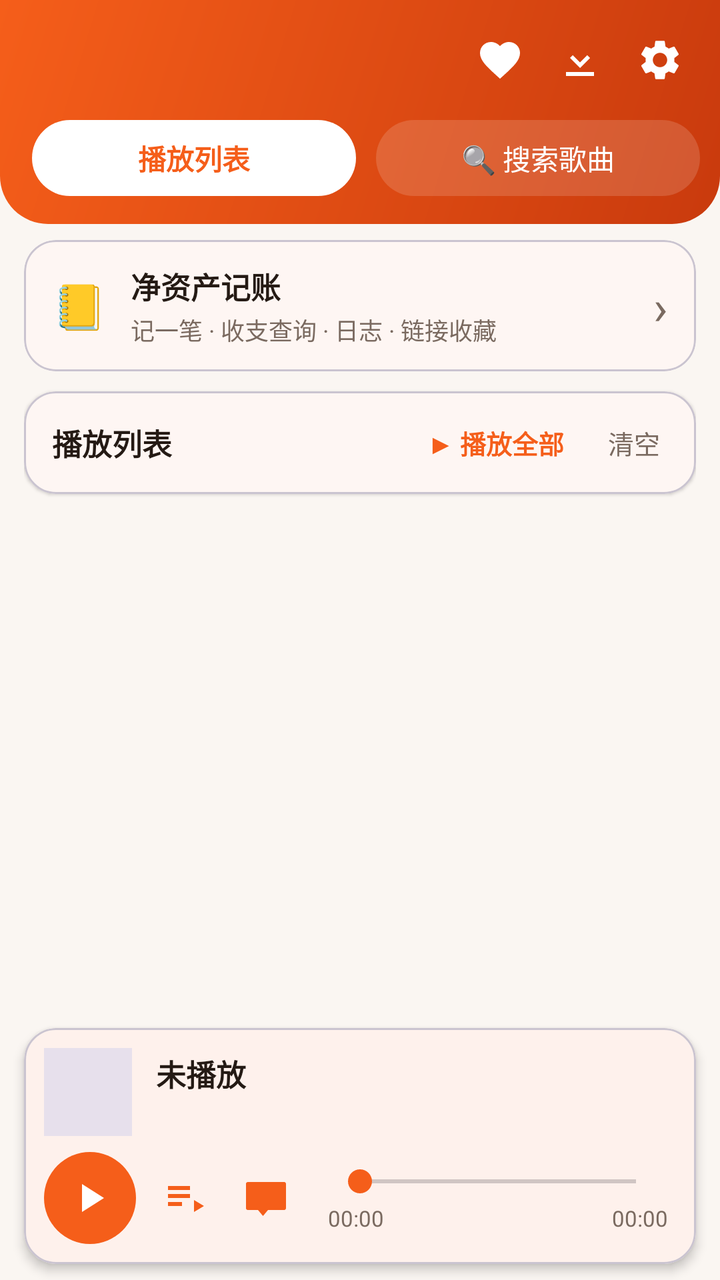
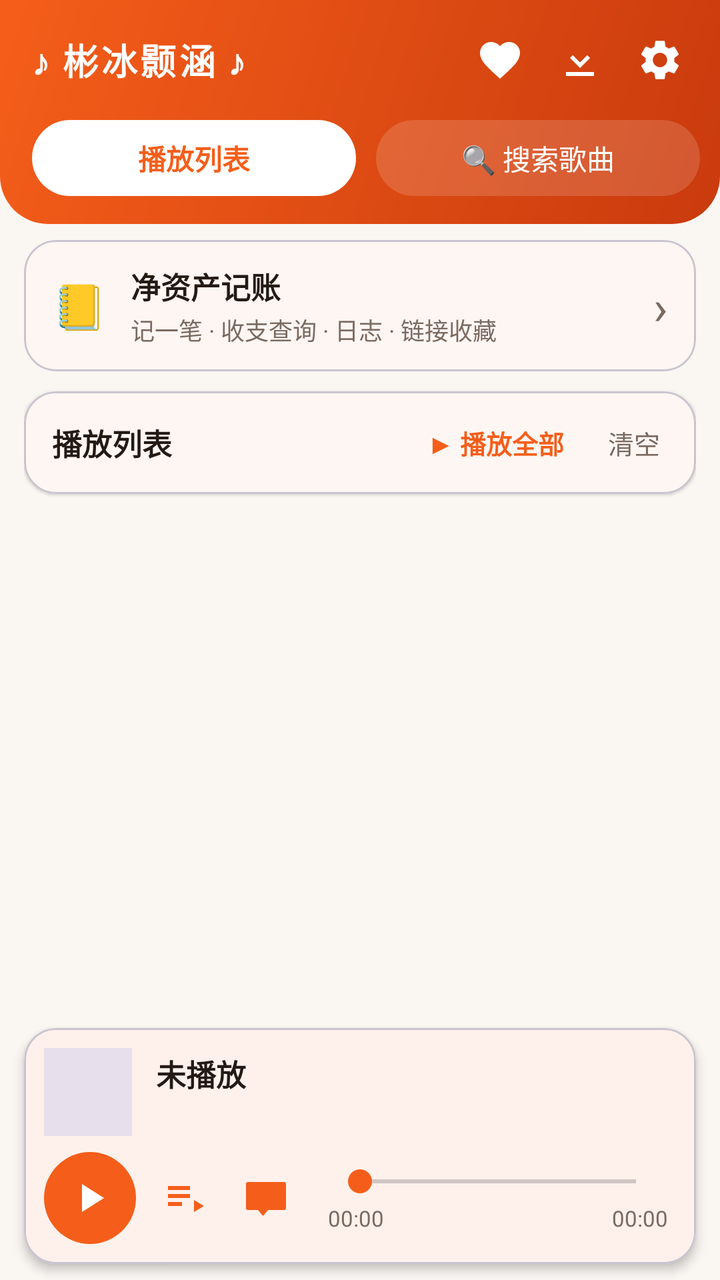

Before-and-after screenshots of an Android layout around one commit, followed by the original layout XML and the change that was made.
<!-- AndroidManifest.xml: application theme AppTheme -->
<!-- res/layout/activity_main.xml -->
<?xml version="1.0" encoding="utf-8"?>
<LinearLayout xmlns:android="http://schemas.android.com/apk/res/android"
    xmlns:app="http://schemas.android.com/apk/res-auto"
    android:layout_width="match_parent"
    android:layout_height="match_parent"
    android:orientation="vertical">

    
    <LinearLayout
        android:layout_width="match_parent"
        android:layout_height="wrap_content"
        android:orientation="vertical"
        android:background="@drawable/bg_header_gradient"
        android:paddingStart="16dp"
        android:paddingEnd="10dp"
        android:paddingTop="10dp"
        android:paddingBottom="14dp">

        
        <LinearLayout
            android:layout_width="match_parent"
            android:layout_height="wrap_content"
            android:orientation="horizontal"
            android:gravity="center_vertical">
            <ImageView
                android:layout_width="28dp"
                android:layout_height="28dp"
                android:src="@mipmap/ic_launcher"
                android:contentDescription="GD音乐"/>
            <View
                android:layout_width="0dp"
                android:layout_height="1dp"
                android:layout_weight="1"/>
            <ImageButton
                android:id="@+id/openFavorites"
                android:layout_width="40dp"
                android:layout_height="40dp"
                android:background="?attr/selectableItemBackgroundBorderless"
                android:src="@drawable/ic_favorite"
                android:tint="@color/on_primary"
                android:scaleType="centerInside"
                android:contentDescription="收藏"/>
            <ImageButton
                android:id="@+id/openDownloads"
                android:layout_width="40dp"
                android:layout_height="40dp"
                android:background="?attr/selectableItemBackgroundBorderless"
                android:src="@drawable/ic_download"
                android:tint="@color/on_primary"
                android:scaleType="centerInside"
                android:contentDescription="已下载"/>
            <ImageButton
                android:id="@+id/openSettings"
                android:layout_width="40dp"
                android:layout_height="40dp"
                android:background="?attr/selectableItemBackgroundBorderless"
                android:src="@drawable/ic_settings"
                android:tint="@color/on_primary"
                android:scaleType="centerInside"
                android:contentDescription="设置"/>
        </LinearLayout>

        
        <LinearLayout
            android:layout_width="match_parent"
            android:layout_height="wrap_content"
            android:orientation="horizontal"
            android:gravity="center_vertical"
            android:paddingTop="10dp">
            <TextView
                android:id="@+id/tabPlaylist"
                android:layout_width="0dp"
                android:layout_height="38dp"
                android:layout_weight="1"
                android:gravity="center"
                android:text="播放列表"
                android:textSize="14sp"
                android:textStyle="bold"
                android:background="@drawable/bg_pill_white"
                android:textColor="@color/primary"/>
            <TextView
                android:id="@+id/tabSearch"
                android:layout_width="0dp"
                android:layout_height="38dp"
                android:layout_marginStart="10dp"
                android:layout_weight="1"
                android:gravity="center"
                android:text="🔍 搜索歌曲"
                android:textSize="14sp"
                android:background="@drawable/bg_pill_glass"
                android:textColor="@color/on_primary"/>
        </LinearLayout>
    </LinearLayout>

    
    <FrameLayout
        android:layout_width="match_parent"
        android:layout_height="0dp"
        android:layout_weight="1"
        android:paddingTop="8dp">

        
        <LinearLayout
            android:id="@+id/playlistPanel"
            android:layout_width="match_parent"
            android:layout_height="match_parent"
            android:orientation="vertical"
            android:paddingStart="12dp"
            android:paddingEnd="12dp">

            
            <com.google.android.material.card.MaterialCardView
                android:id="@+id/openNetAsset"
                android:layout_width="match_parent"
                android:layout_height="wrap_content"
                app:cardCornerRadius="16dp"
                app:cardElevation="1dp"
                app:cardBackgroundColor="?attr/colorSurface"
                android:layout_marginBottom="10dp">
                <LinearLayout
                    android:layout_width="match_parent"
                    android:layout_height="wrap_content"
                    android:orientation="horizontal"
                    android:gravity="center_vertical"
                    android:paddingStart="14dp"
                    android:paddingEnd="14dp"
                    android:paddingTop="12dp"
                    android:paddingBottom="12dp">
                    <TextView
                        android:layout_width="wrap_content"
                        android:layout_height="wrap_content"
                        android:text="📒"
                        android:textSize="22sp"/>
                    <LinearLayout
                        android:layout_width="0dp"
                        android:layout_height="wrap_content"
                        android:layout_weight="1"
                        android:orientation="vertical"
                        android:paddingStart="12dp">
                        <TextView
                            android:layout_width="wrap_content"
                            android:layout_height="wrap_content"
                            android:text="净资产记账"
                            android:textSize="15sp"
                            android:textStyle="bold"
                            android:textColor="?attr/colorOnSurface"/>
                        <TextView
                            android:layout_width="wrap_content"
                            android:layout_height="wrap_content"
                            android:text="记一笔 · 收支查询 · 日志 · 链接收藏"
                            android:textSize="12sp"
                            android:textColor="?attr/colorOnSurfaceVariant"
                            android:paddingTop="2dp"/>
                    </LinearLayout>
                    <TextView
                        android:layout_width="wrap_content"
                        android:layout_height="wrap_content"
                        android:text="›"
                        android:textSize="24sp"
                        android:textColor="?attr/colorOnSurfaceVariant"/>
                </LinearLayout>
            </com.google.android.material.card.MaterialCardView>

            <com.google.android.material.card.MaterialCardView
                android:layout_width="match_parent"
                android:layout_height="wrap_content"
                app:cardCornerRadius="16dp"
                app:cardElevation="1dp"
                app:cardBackgroundColor="?attr/colorSurface"
                android:layout_marginBottom="10dp">
                <LinearLayout
                    android:layout_width="match_parent"
                    android:layout_height="wrap_content"
                    android:orientation="horizontal"
                    android:gravity="center_vertical"
                    android:paddingStart="14dp"
                    android:paddingEnd="8dp"
                    android:paddingTop="10dp"
                    android:paddingBottom="10dp">
                    <TextView
                        android:id="@+id/queueCount"
                        android:layout_width="0dp"
                        android:layout_height="wrap_content"
                        android:layout_weight="1"
                        android:text="播放列表"
                        android:textSize="15sp"
                        android:textStyle="bold"
                        android:textColor="?attr/colorOnSurface"/>
                    <TextView
                        android:id="@+id/playAllQueue"
                        android:layout_width="wrap_content"
                        android:layout_height="wrap_content"
                        android:text="▶ 播放全部"
                        android:textSize="13sp"
                        android:textStyle="bold"
                        android:textColor="@color/primary"
                        android:paddingStart="12dp"
                        android:paddingEnd="12dp"
                        android:paddingTop="6dp"
                        android:paddingBottom="6dp"/>
                    <TextView
                        android:id="@+id/clearQueue"
                        android:layout_width="wrap_content"
                        android:layout_height="wrap_content"
                        android:text="清空"
                        android:textSize="13sp"
                        android:textColor="?attr/colorOnSurfaceVariant"
                        android:paddingStart="10dp"
                        android:paddingEnd="10dp"
                        android:paddingTop="6dp"
                        android:paddingBottom="6dp"/>
                </LinearLayout>
            </com.google.android.material.card.MaterialCardView>

            <androidx.recyclerview.widget.RecyclerView
                android:id="@+id/queueList"
                android:layout_width="match_parent"
                android:layout_height="0dp"
                android:layout_weight="1"
                android:clipToPadding="false"
                android:paddingBottom="8dp"/>

            
            <LinearLayout
                android:id="@+id/queueEmpty"
                android:layout_width="match_parent"
                android:layout_height="match_parent"
                android:orientation="vertical"
                android:gravity="center"
                android:visibility="gone">
                <TextView
                    android:layout_width="wrap_content"
                    android:layout_height="wrap_content"
                    android:text="🎶"
                    android:textSize="48sp"/>
                <TextView
                    android:layout_width="wrap_content"
                    android:layout_height="wrap_content"
                    android:text="播放列表还是空的"
                    android:textSize="17sp"
                    android:textStyle="bold"
                    android:textColor="?attr/colorOnSurface"
                    android:paddingTop="10dp"/>
                <TextView
                    android:layout_width="wrap_content"
                    android:layout_height="wrap_content"
                    android:text="去搜索喜欢的歌，点一下就播"
                    android:textSize="13sp"
                    android:textColor="?attr/colorOnSurfaceVariant"
                    android:paddingTop="6dp"/>
                <com.google.android.material.button.MaterialButton
                    android:id="@+id/gotoSearchBtn"
                    android:layout_width="wrap_content"
                    android:layout_height="wrap_content"
                    android:layout_marginTop="18dp"
                    android:text="去搜索"/>
            </LinearLayout>
        </LinearLayout>

        
        <LinearLayout
            android:id="@+id/searchPanel"
            android:layout_width="match_parent"
            android:layout_height="match_parent"
            android:orientation="vertical"
            android:padding="12dp"
            android:visibility="gone">

            
            <com.google.android.material.card.MaterialCardView
                android:layout_width="match_parent"
                android:layout_height="wrap_content"
                app:cardCornerRadius="16dp"
                app:cardElevation="2dp"
                app:cardBackgroundColor="?attr/colorSurface"
                android:layout_marginBottom="12dp">
                <LinearLayout
                    android:layout_width="match_parent"
                    android:layout_height="wrap_content"
                    android:orientation="horizontal"
                    android:gravity="center_vertical"
                    android:padding="10dp">
                    <com.google.android.material.textfield.TextInputLayout
                        style="@style/Widget.Material3.TextInputLayout.OutlinedBox"
                        android:layout_width="0dp"
                        android:layout_height="wrap_content"
                        android:layout_weight="1"
                        android:hint="搜索歌曲 / 歌手">
                        <com.google.android.material.textfield.TextInputEditText
                            android:id="@+id/searchInput"
                            android:layout_width="match_parent"
                            android:layout_height="wrap_content"
                            android:inputType="text"
                            android:imeOptions="actionSearch"
                            android:maxLines="1"/>
                    </com.google.android.material.textfield.TextInputLayout>
                    <com.google.android.material.button.MaterialButton
                        android:id="@+id/searchButton"
                        android:layout_width="wrap_content"
                        android:layout_height="56dp"
                        android:layout_marginStart="8dp"
                        android:text="搜索"/>
                </LinearLayout>
            </com.google.android.material.card.MaterialCardView>

            
            <HorizontalScrollView
                android:layout_width="match_parent"
                android:layout_height="wrap_content"
                android:scrollbars="none"
                android:layout_marginBottom="8dp">
                <LinearLayout
                    android:layout_width="wrap_content"
                    android:layout_height="wrap_content"
                    android:orientation="horizontal">
                    <com.google.android.material.button.MaterialButton
                        android:id="@+id/sourceAll" style="@style/Widget.Material3.Button.OutlinedButton"
                        android:layout_width="wrap_content" android:layout_height="40dp"
                        android:text="全部" android:layout_marginEnd="8dp"/>
                    <com.google.android.material.button.MaterialButton
                        android:id="@+id/sourceNetease" style="@style/Widget.Material3.Button.OutlinedButton"
                        android:layout_width="wrap_content" android:layout_height="40dp"
                        android:text="网易云"/>
                </LinearLayout>
            </HorizontalScrollView>

            <TextView
                android:id="@+id/statusText"
                android:layout_width="match_parent"
                android:layout_height="wrap_content"
                android:text="搜索后点击歌曲即可播放"
                android:textColor="?attr/colorOnSurfaceVariant"
                android:textSize="13sp"
                android:padding="4dp"/>

            <com.google.android.material.button.MaterialButton
                android:id="@+id/playAllResults"
                style="@style/Widget.Material3.Button.OutlinedButton"
                android:layout_width="wrap_content"
                android:layout_height="40dp"
                android:text="▶ 播放全部结果"/>

            <androidx.recyclerview.widget.RecyclerView
                android:id="@+id/songList"
                android:layout_width="match_parent"
                android:layout_height="0dp"
                android:layout_weight="1"
                android:paddingTop="4dp"
                android:paddingBottom="8dp"
                android:clipToPadding="false"/>
        </LinearLayout>
    </FrameLayout>

    
    <com.google.android.material.card.MaterialCardView
        android:id="@+id/playerBar"
        android:layout_width="match_parent"
        android:layout_height="wrap_content"
        app:cardCornerRadius="16dp"
        app:cardElevation="3dp"
        app:cardBackgroundColor="?attr/colorSurface"
        android:layout_marginStart="12dp"
        android:layout_marginEnd="12dp"
        android:layout_marginBottom="8dp">
        <LinearLayout
            android:layout_width="match_parent"
            android:layout_height="wrap_content"
            android:orientation="vertical"
            android:padding="10dp">

            
            <LinearLayout
                android:layout_width="match_parent"
                android:layout_height="wrap_content"
                android:orientation="horizontal"
                android:gravity="center_vertical">
                <ImageView
                    android:id="@+id/coverImage"
                    android:layout_width="44dp"
                    android:layout_height="44dp"
                    android:scaleType="centerCrop"
                    android:background="?attr/colorSurfaceVariant"/>
                <LinearLayout
                    android:layout_width="0dp"
                    android:layout_height="wrap_content"
                    android:layout_weight="1"
                    android:orientation="vertical"
                    android:paddingStart="12dp">
                    <TextView
                        android:id="@+id/nowPlaying"
                        android:layout_width="match_parent"
                        android:layout_height="wrap_content"
                        android:text="未播放"
                        android:textSize="15sp"
                        android:textStyle="bold"
                        android:textColor="?attr/colorOnSurface"
                        android:maxLines="1"
                        android:ellipsize="end"/>
                    <TextView
                        android:id="@+id/nowArtist"
                        android:layout_width="match_parent"
                        android:layout_height="wrap_content"
                        android:text=""
                        android:textSize="12sp"
                        android:paddingTop="2dp"
                        android:textColor="?attr/colorOnSurfaceVariant"
                        android:maxLines="1"
                        android:ellipsize="end"/>
                </LinearLayout>
            </LinearLayout>

            
            <LinearLayout
                android:layout_width="match_parent"
                android:layout_height="wrap_content"
                android:orientation="horizontal"
                android:gravity="center_vertical"
                android:paddingTop="8dp">
                <ImageButton
                    android:id="@+id/playPauseBtn"
                    android:layout_width="46dp"
                    android:layout_height="46dp"
                    android:background="@drawable/bg_circle_primary"
                    android:src="@drawable/ic_play"
                    android:tint="@color/on_primary"
                    android:scaleType="centerInside"/>
                <ImageButton
                    android:id="@+id/modeBtn"
                    android:layout_width="38dp"
                    android:layout_height="38dp"
                    android:layout_marginStart="6dp"
                    android:background="?attr/selectableItemBackgroundBorderless"
                    android:src="@drawable/ic_sequence"
                    android:tint="@color/primary"
                    android:scaleType="centerInside"
                    android:contentDescription="播放模式"/>
                <ImageButton
                    android:id="@+id/lyricFloatBtn"
                    android:layout_width="38dp"
                    android:layout_height="38dp"
                    android:layout_marginStart="2dp"
                    android:background="?attr/selectableItemBackgroundBorderless"
                    android:src="@drawable/ic_lyric_float"
                    android:tint="@color/primary"
                    android:scaleType="centerInside"
                    android:contentDescription="桌面歌词"/>
                <LinearLayout
                    android:layout_width="0dp"
                    android:layout_height="wrap_content"
                    android:layout_weight="1"
                    android:orientation="vertical"
                    android:paddingStart="12dp"
                    android:paddingEnd="4dp">
                    <SeekBar
                        android:id="@+id/seekBar"
                        android:layout_width="match_parent"
                        android:layout_height="wrap_content"
                        android:progressTint="@color/primary"
                        android:thumbTint="@color/primary"/>
                    <LinearLayout
                        android:layout_width="match_parent"
                        android:layout_height="wrap_content"
                        android:orientation="horizontal"
                        android:gravity="center_vertical"
                        android:paddingTop="2dp">
                        <TextView
                            android:id="@+id/curTime"
                            android:layout_width="wrap_content"
                            android:layout_height="wrap_content"
                            android:text="00:00"
                            android:textSize="11sp"
                            android:textColor="?attr/colorOnSurfaceVariant"/>
                        <View
                            android:layout_width="0dp"
                            android:layout_height="0dp"
                            android:layout_weight="1"/>
                        <TextView
                            android:id="@+id/totalTime"
                            android:layout_width="wrap_content"
                            android:layout_height="wrap_content"
                            android:text="00:00"
                            android:textSize="11sp"
                            android:textColor="?attr/colorOnSurfaceVariant"/>
                    </LinearLayout>
                </LinearLayout>
            </LinearLayout>
        </LinearLayout>
    </com.google.android.material.card.MaterialCardView>
</LinearLayout>
<!-- resources referenced by this layout -->
<resources>
  <color name="on_primary">#FFFFFF</color>
  <color name="primary">#F55E1A</color>
  <!-- drawable bg_circle_primary (drawable) -->
  <?xml version="1.0" encoding="utf-8"?>
  <shape xmlns:android="http://schemas.android.com/apk/res/android"
      android:shape="oval">
      <solid android:color="@color/primary"/>
  </shape>
  <!-- drawable bg_pill_glass (drawable) -->
  <?xml version="1.0" encoding="utf-8"?>
  <shape xmlns:android="http://schemas.android.com/apk/res/android"
      android:shape="rectangle">
      <solid android:color="#26FFFFFF"/>
      <corners android:radius="19dp"/>
  </shape>
  <!-- drawable bg_pill_white (drawable) -->
  <?xml version="1.0" encoding="utf-8"?>
  <shape xmlns:android="http://schemas.android.com/apk/res/android"
      android:shape="rectangle">
      <solid android:color="#FFFFFF"/>
      <corners android:radius="19dp"/>
  </shape>
  <!-- drawable ic_download (drawable) -->
  <vector xmlns:android="http://schemas.android.com/apk/res/android"
      android:width="24dp"
      android:height="24dp"
      android:viewportWidth="24"
      android:viewportHeight="24">
      <path
          android:fillColor="#000000"
          android:pathData="M5,20h14v-2H5V20zM12,4v9.17l3.59,-3.58L17,11l-5,5 -5,-5 1.41,-1.41L12,13.17V4z"/>
  </vector>
  <!-- drawable ic_play (drawable) -->
  <vector xmlns:android="http://schemas.android.com/apk/res/android"
      android:width="24dp"
      android:height="24dp"
      android:viewportWidth="24.0"
      android:viewportHeight="24.0">
      <path
          android:fillColor="#FFFFFF"
          android:pathData="M8 5v14l11-7z"/>
  </vector>
  <!-- drawable ic_sequence (drawable) -->
  <vector xmlns:android="http://schemas.android.com/apk/res/android"
      android:width="24dp"
      android:height="24dp"
      android:viewportWidth="24"
      android:viewportHeight="24">
      <path
          android:fillColor="#000000"
          android:pathData="M3 10h11v2H3v-2zm0-4h11v2H3V6zm0 8h7v2H3v-2zm13-1v6l5-3-5-3z"/>
  </vector>
  <!-- mipmap ic_launcher (mipmap-anydpi-v26) -->
  <?xml version="1.0" encoding="utf-8"?>
  <adaptive-icon xmlns:android="http://schemas.android.com/apk/res/android">
      <background android:drawable="@drawable/ic_launcher_background" />
      <foreground android:drawable="@drawable/ic_launcher_foreground" />
      <monochrome android:drawable="@drawable/ic_launcher_monochrome" />
  </adaptive-icon>
  <color name="primary_dark">#C93A0D</color>
  <!-- drawable ic_launcher_background (drawable) -->
  <?xml version="1.0" encoding="utf-8"?>
  <vector xmlns:android="http://schemas.android.com/apk/res/android"
      android:width="108dp"
      android:height="108dp"
      android:viewportWidth="108"
      android:viewportHeight="108">
      
      <path android:pathData="M0,0 L108,0 L108,108 L0,108 Z">
          <aapt:attr xmlns:aapt="http://schemas.android.com/aapt" name="android:fillColor">
              <gradient
                  android:type="linear"
                  android:startX="0"
                  android:startY="0"
                  android:endX="108"
                  android:endY="108">
                  <item android:offset="0" android:color="#FFFFFF" />
                  <item android:offset="1" android:color="#FFF1E4" />
              </gradient>
          </aapt:attr>
      </path>
  </vector>
  <!-- drawable ic_launcher_foreground: png bitmap (drawable-hdpi, 42396 bytes) -->
  <!-- drawable ic_launcher_monochrome (drawable) -->
  <?xml version="1.0" encoding="utf-8"?>
  <vector xmlns:android="http://schemas.android.com/apk/res/android"
      android:width="108dp"
      android:height="108dp"
      android:viewportWidth="108"
      android:viewportHeight="108">
      
      <path
          android:fillColor="#000000"
          android:pathData="M20.5,0 L87.5,0 C99.2,0 108,8.8 108,20.5 L108,87.5 C108,99.2 99.2,108 87.5,108 L20.5,108 C8.8,108 0,99.2 0,87.5 L0,20.5 C0,8.8 8.8,0 20.5,0 Z" />
  </vector>
  <color name="background">#FAF6F2</color>
  <color name="surface">#FFFFFF</color>
  <color name="on_surface">#241A14</color>
  <color name="on_surface_variant">#7A6A60</color>
  <!-- unchanged entries left out for length: 5 -->
</resources>

<!-- the commit's change to res/layout/activity_main.xml (unified diff, before → after) -->
@@ -22,11 +22,16 @@
             android:layout_height="wrap_content"
             android:orientation="horizontal"
             android:gravity="center_vertical">
-            <ImageView
-                android:layout_width="28dp"
-                android:layout_height="28dp"
-                android:src="@mipmap/ic_launcher"
-                android:contentDescription="GD音乐"/>
+            <TextView
+                android:layout_width="wrap_content"
+                android:layout_height="wrap_content"
+                android:text="♪ 彬冰颢涵 ♪"
+                android:textSize="18sp"
+                android:textStyle="bold"
+                android:textColor="@color/on_primary"
+                android:maxLines="1"
+                android:letterSpacing="0.08"
+                android:includeFontPadding="false"/>
             <View
                 android:layout_width="0dp"
                 android:layout_height="1dp"
<!-- resource entries referenced after the edit -->
@@ -52,49 +52,7 @@
           android:fillColor="#000000"
           android:pathData="M3 10h11v2H3v-2zm0-4h11v2H3V6zm0 8h7v2H3v-2zm13-1v6l5-3-5-3z"/>
   </vector>
-  <!-- mipmap ic_launcher (mipmap-anydpi-v26) -->
-  <?xml version="1.0" encoding="utf-8"?>
-  <adaptive-icon xmlns:android="http://schemas.android.com/apk/res/android">
-      <background android:drawable="@drawable/ic_launcher_background" />
-      <foreground android:drawable="@drawable/ic_launcher_foreground" />
-      <monochrome android:drawable="@drawable/ic_launcher_monochrome" />
-  </adaptive-icon>
   <color name="primary_dark">#C93A0D</color>
-  <!-- drawable ic_launcher_background (drawable) -->
-  <?xml version="1.0" encoding="utf-8"?>
-  <vector xmlns:android="http://schemas.android.com/apk/res/android"
-      android:width="108dp"
-      android:height="108dp"
-      android:viewportWidth="108"
-      android:viewportHeight="108">
-      
-      <path android:pathData="M0,0 L108,0 L108,108 L0,108 Z">
-          <aapt:attr xmlns:aapt="http://schemas.android.com/aapt" name="android:fillColor">
-              <gradient
-                  android:type="linear"
-                  android:startX="0"
-                  android:startY="0"
-                  android:endX="108"
-                  android:endY="108">
-                  <item android:offset="0" android:color="#FFFFFF" />
-                  <item android:offset="1" android:color="#FFF1E4" />
-              </gradient>
-          </aapt:attr>
-      </path>
-  </vector>
-  <!-- drawable ic_launcher_foreground: png bitmap (drawable-hdpi, 42396 bytes) -->
-  <!-- drawable ic_launcher_monochrome (drawable) -->
-  <?xml version="1.0" encoding="utf-8"?>
-  <vector xmlns:android="http://schemas.android.com/apk/res/android"
-      android:width="108dp"
-      android:height="108dp"
-      android:viewportWidth="108"
-      android:viewportHeight="108">
-      
-      <path
-          android:fillColor="#000000"
-          android:pathData="M20.5,0 L87.5,0 C99.2,0 108,8.8 108,20.5 L108,87.5 C108,99.2 99.2,108 87.5,108 L20.5,108 C8.8,108 0,99.2 0,87.5 L0,20.5 C0,8.8 8.8,0 20.5,0 Z" />
-  </vector>
   <color name="background">#FAF6F2</color>
   <color name="surface">#FFFFFF</color>
   <color name="on_surface">#241A14</color>
